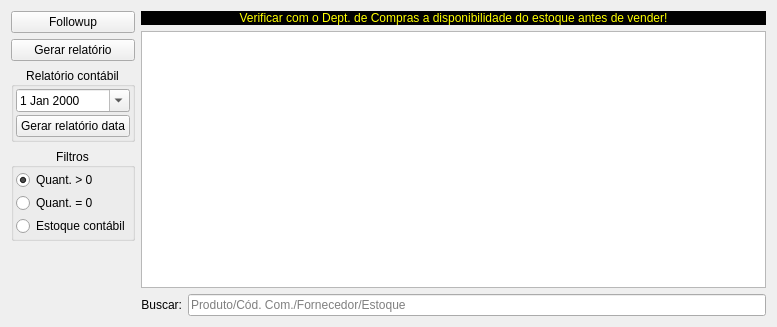
Above: ui/widgetestoques.ui from darktorres/ERP-STACCATO before the change. Below: the same form after it.
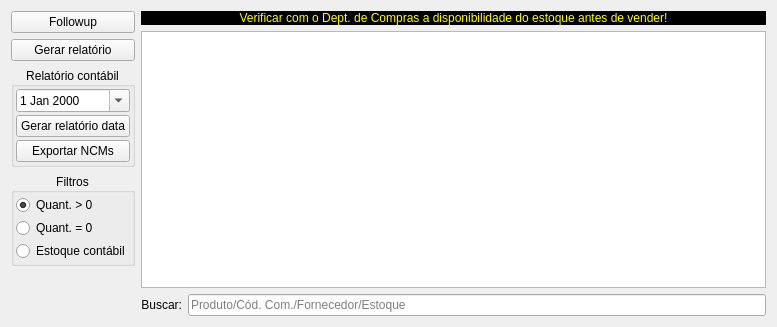
That is the form after the change. Custom widgets are drawn as their Qt base class.

Commit message: Exportar NCM do estoque contábil

```diff
--- a/ui/widgetestoques.ui
+++ b/ui/widgetestoques.ui
@@ -77,6 +77,16 @@
           </property>
          </widget>
         </item>
+        <item row="2" column="0">
+         <widget class="QPushButton" name="pushButtonExportarNCM">
+          <property name="enabled">
+           <bool>true</bool>
+          </property>
+          <property name="text">
+           <string>Exportar NCMs</string>
+          </property>
+         </widget>
+        </item>
        </layout>
       </widget>
      </item>
```
The commit also changes 4 other files.
